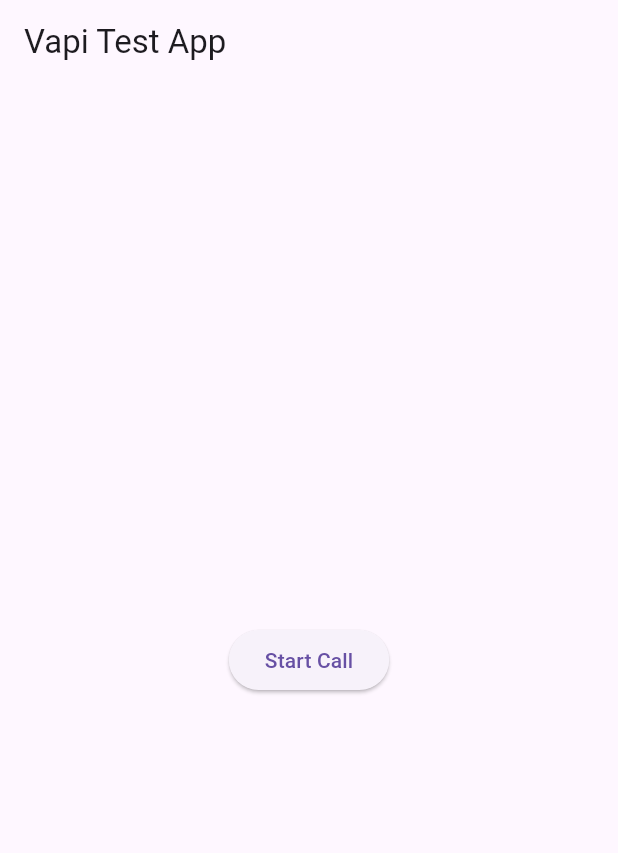
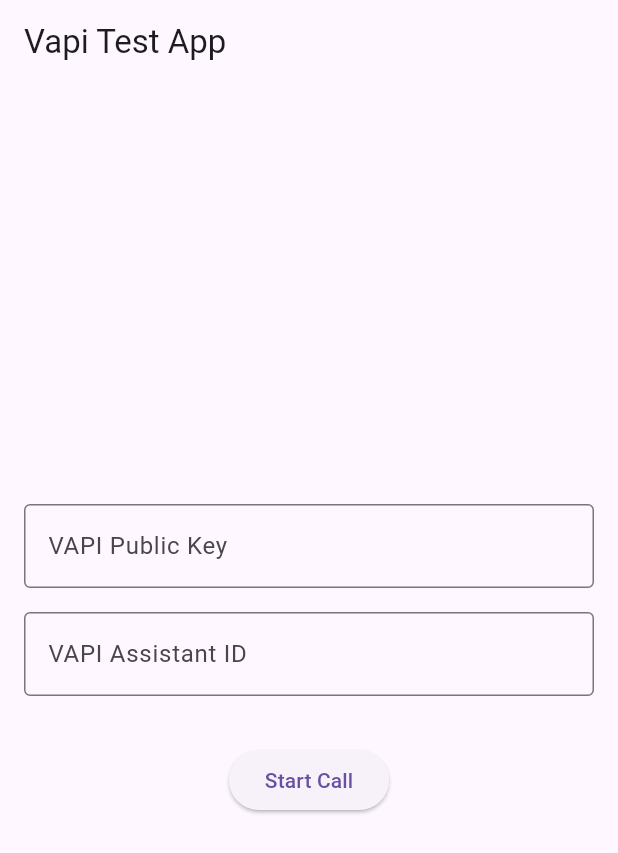
Before and after one commit to VapiAI/client-sdk-flutter, a Flutter app: the screen it shows after launch, on a phone screen of 412 x 824 dp. Shown: the top 853 px of the screen. Run offline on Flutter 3.47's test engine with Material 3 defaults, Android fonts, the phone set to English and light mode, and no system bars; our stand-ins replace permission_handler; missing offline and left inert: daily_flutter.

Commit message:
Updating the example app

```diff
--- a/example/lib/main.dart
+++ b/example/lib/main.dart
@@ -1,8 +1,5 @@
 import 'package:flutter/material.dart';
 import 'package:vapi/vapi.dart';
-
-const vapiPublicKey = 'VAPI_PUBLIC_KEY';
-const vapiAssistantId = 'VAPI_ASSISTANT_ID';
 
 void main() {
   runApp(const MyApp());
@@ -20,13 +17,16 @@ class _MyAppState extends State<MyApp> {
   bool isLoading = false;
   bool isCallStarted = false;
 
-  late final VapiClient vapiClient;
+  VapiClient? vapiClient;
   VapiCall? currentCall;
+
+  // Controllers for text fields
+  final TextEditingController _publicKeyController = TextEditingController();
+  final TextEditingController _assistantIdController = TextEditingController();
 
   @override
   void initState() {
     super.initState();
-    vapiClient = VapiClient(vapiPublicKey);
   }
 
   void _handleCallEvents(VapiEvent event) {
@@ -52,40 +52,21 @@ class _MyAppState extends State<MyApp> {
     }
   }
 
-  @override
-  Widget build(BuildContext context) {
-    return MaterialApp(
-      home: Scaffold(
-        appBar: AppBar(
-          title: const Text('Vapi Test App'),
-        ),
-        body: Center(
-          child: ElevatedButton(
-            onPressed: isLoading
-                ? null
-                : () async {
+  Future<void> _onButtonPressed() async {
     setState(() {
       buttonText = 'Loading...';
       isLoading = true;
     });
 
     try {
+      // Initialize client if not already done
+      if (vapiClient == null) {
+        vapiClient = VapiClient(_publicKeyController.text.trim());
+      }
+
       if (!isCallStarted) {
-                        // Start a new call
-                        final call = await vapiClient.start(assistant: {
-                          "firstMessage": "Hello, I am an assistant.",
-                          "model": {
-                            "provider": "openai",
-                            "model": "gpt-3.5-turbo",
-                            "messages": [
-                              {
-                                "role": "system",
-                                "content": "You are an assistant."
-                              }
-                            ]
-                          },
-                          "voice": "jennifer-playht"
-                        });
+        // Start a new call using assistant ID
+        final call = await vapiClient!.start(assistantId: _assistantIdController.text.trim());
 
         currentCall = call;
         call.onEvent.listen(_handleCallEvents);
@@ -100,8 +81,43 @@ class _MyAppState extends State<MyApp> {
         isLoading = false;
       });
     }
-                  },
+  }
+
+  @override
+  Widget build(BuildContext context) {
+    return MaterialApp(
+      home: Scaffold(
+        appBar: AppBar(
+          title: const Text('Vapi Test App'),
+        ),
+        body: Padding(
+          padding: const EdgeInsets.all(16.0),
+          child: Column(
+            mainAxisAlignment: MainAxisAlignment.center,
+            children: [
+              TextField(
+                controller: _publicKeyController,
+                decoration: const InputDecoration(
+                  labelText: 'VAPI Public Key',
+                  border: OutlineInputBorder(),
+                  hintText: 'Enter your VAPI public key',
+                ),
+              ),
+              const SizedBox(height: 16),
+              TextField(
+                controller: _assistantIdController,
+                decoration: const InputDecoration(
+                  labelText: 'VAPI Assistant ID',
+                  border: OutlineInputBorder(),
+                  hintText: 'Enter your VAPI assistant ID',
+                ),
+              ),
+              const SizedBox(height: 32),
+              ElevatedButton(
+                onPressed: _onButtonPressed,
                 child: Text(buttonText),
+              ),
+            ],
           ),
         ),
       ),
@@ -110,6 +126,8 @@ class _MyAppState extends State<MyApp> {
 
   @override
   void dispose() {
+    _publicKeyController.dispose();
+    _assistantIdController.dispose();
     currentCall?.dispose();
     super.dispose();
   }
```
Also changed, not shown: 5 other files. Lines whose indentation alone changed are shown as unchanged.
